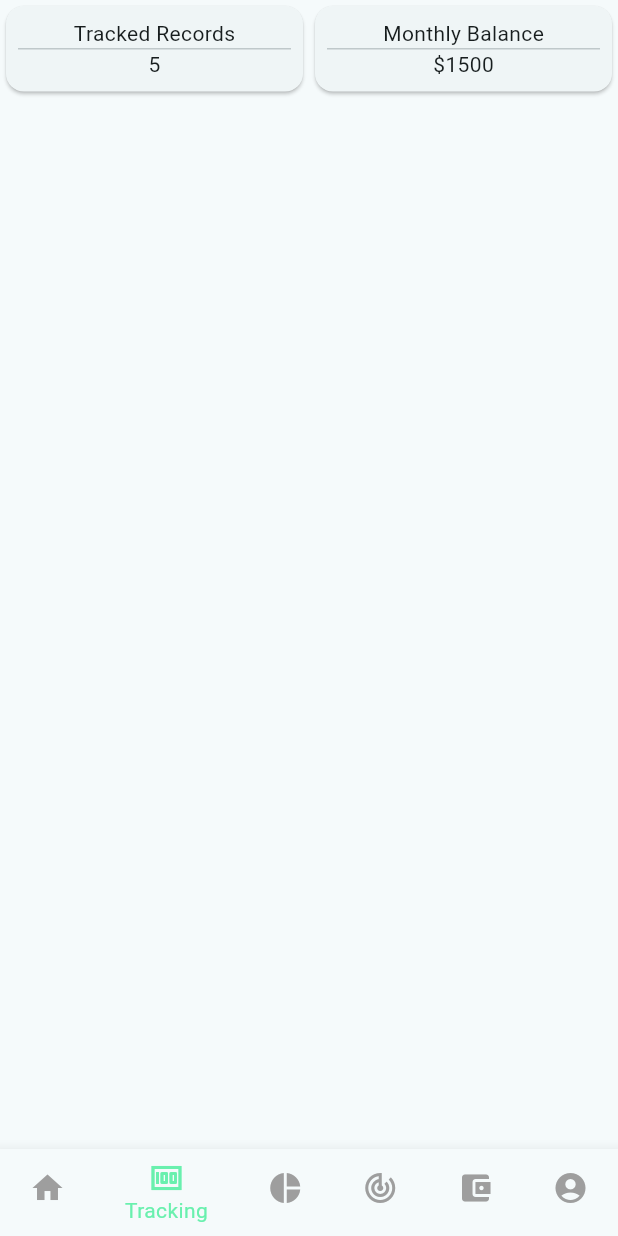
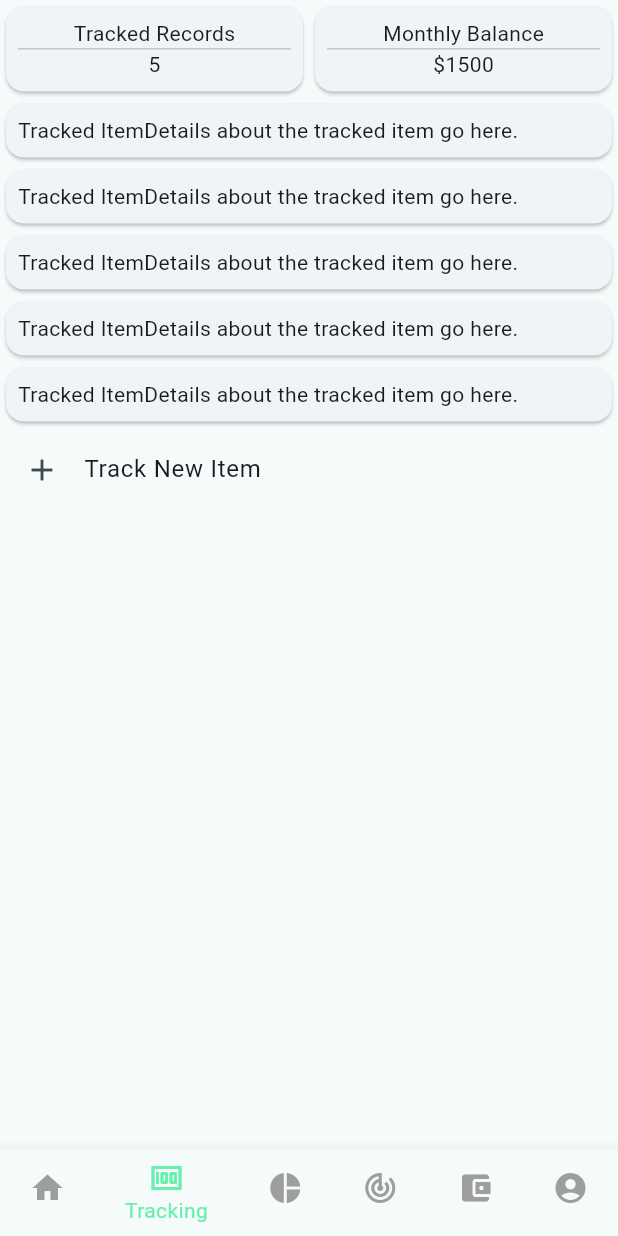
Before and after one commit to niklegault/ultimate_finance, a Flutter app: the screen it shows after launch, item 2 of the bottom bar chosen, on a phone screen of 412 x 824 dp. Run offline on Flutter 3.47's test engine with Material 3 defaults, Android fonts, the phone set to English and light mode, and no system bars.

Commit message:
rudamentary tracking list added, add button

```diff
--- a/lib/screens/tracking_screen.dart
+++ b/lib/screens/tracking_screen.dart
@@ -44,6 +44,112 @@ class _TrackingScreenState extends State<TrackingScreen> {
             .toList();
   }
 
+  Widget _buildTrackedItem() {
+    return Card(
+      child: Padding(
+        padding: const EdgeInsets.all(8.0),
+        child: Row(
+          children: [
+            Text("Tracked Item"),
+            const Divider(height: 1.0),
+            Text("Details about the tracked item go here."),
+          ],
+        ),
+      ),
+    );
+  }
+
+  Future<void> _showAddItemDialog() {
+    return showDialog<void>(
+      context: context,
+      barrierDismissible: false,
+      builder: (BuildContext context) {
+        return AlertDialog(
+          title: Text('Add New Item'),
+          content: SingleChildScrollView(
+            child: Form(
+              //key: _formKey,
+              child: ListBody(
+                children: <Widget>[
+                  TextFormField(
+                    decoration: const InputDecoration(
+                      hintText: 'Enter category name',
+                    ),
+                    validator: (value) {
+                      if (value == null || value.isEmpty) {
+                        return 'Please enter a category name';
+                      }
+                      return null;
+                    },
+                    onSaved: (value) {
+                      //_newCategoryName = value;
+                    },
+                  ),
+                  TextFormField(
+                    decoration: const InputDecoration(
+                      hintText: 'Enter budgeted amount',
+                    ),
+                    validator: (value) {
+                      if (value == null || value.isEmpty) {
+                        return 'Please enter a budgeted amount';
+                      }
+                      return null;
+                    },
+                    onSaved: (value) {
+                      //_budgetedAmount = double.tryParse(value!);
+                    },
+                  ),
+                ],
+              ),
+            ),
+          ),
+          actions: <Widget>[
+            TextButton(
+              child: const Text('Cancel'),
+              onPressed: () {
+                Navigator.of(context).pop();
+              },
+            ),
+            TextButton(
+              child: const Text('Add'),
+              onPressed: () {
+                // if (_formKey.currentState!.validate()) {
+                //   _formKey.currentState!.save();
+                //   if (_newCategoryName != null) {
+                //     var addedCategory = _addCategory(type, _newCategoryName!);
+                //     addedCategory.addPeriod(
+                //       _currentPeriod ?? DateTime.now(),
+                //       _budgetedAmount ?? 0.0,
+                //     );
+                //   }
+                Navigator.of(context).pop();
+              },
+            ),
+          ],
+        );
+      },
+    );
+  }
+
+  Widget _buildTrackedList() {
+    return Column(
+      children: [
+        _buildTrackedItem(),
+        _buildTrackedItem(),
+        _buildTrackedItem(),
+        _buildTrackedItem(),
+        _buildTrackedItem(),
+        ListTile(
+          leading: Icon(Icons.add),
+          title: Text('Track New Item'),
+          onTap: () {
+            _showAddItemDialog();
+          },
+        ),
+      ],
+    );
+  }
+
   @override
   Widget build(BuildContext context) {
     final theme = Theme.of(context).extension<FinancialThemeExtension>()!;
@@ -52,17 +158,11 @@ class _TrackingScreenState extends State<TrackingScreen> {
       children: [
         Row(
           children: [
-            Expanded(
-              child: InformationBox(label: "Tracked Records", content: "5"),
-            ),
-            Expanded(
-              child: InformationBox(
-                label: "Monthly Balance",
-                content: "\$1500",
-              ),
-            ),
+            InformationBox(label: "Tracked Records", content: "5"),
+            InformationBox(label: "Monthly Balance", content: "\$1500"),
           ],
         ),
+        _buildTrackedList(),
       ],
     );
   }
--- a/lib/widgets/information_box.dart
+++ b/lib/widgets/information_box.dart
@@ -8,11 +8,13 @@ class InformationBox extends StatelessWidget {
 
   @override
   Widget build(BuildContext context) {
-    return Card(
-      child: Padding(
-        padding: const EdgeInsets.all(8.0),
-        child: Column(
-          children: [Text(label), const Divider(height: 1.0), Text(content)],
+    return Expanded(
+      child: Card(
+        child: Padding(
+          padding: const EdgeInsets.all(8.0),
+          child: Column(
+            children: [Text(label), const Divider(height: 1.0), Text(content)],
+          ),
         ),
       ),
     );
```
